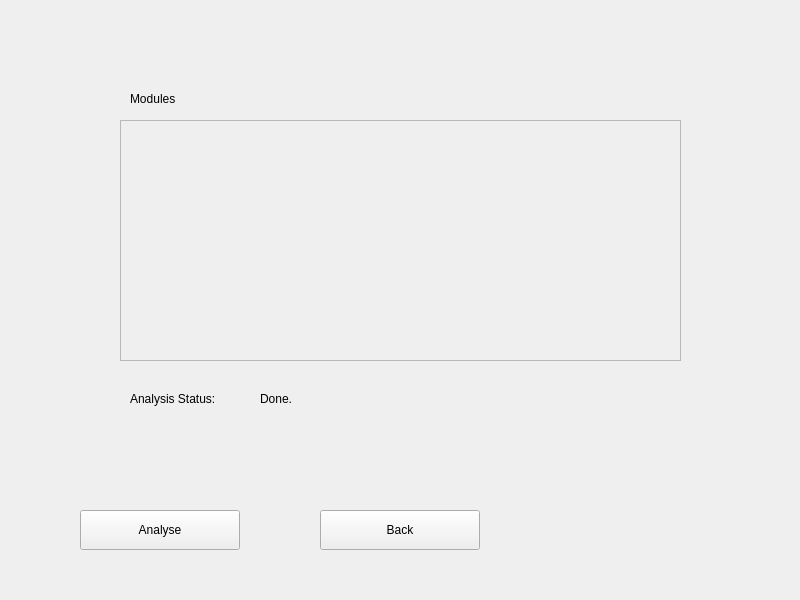
First picture: the form in csf/views/analysis.ui, repository tiagolb/CSF-old, before the edit.
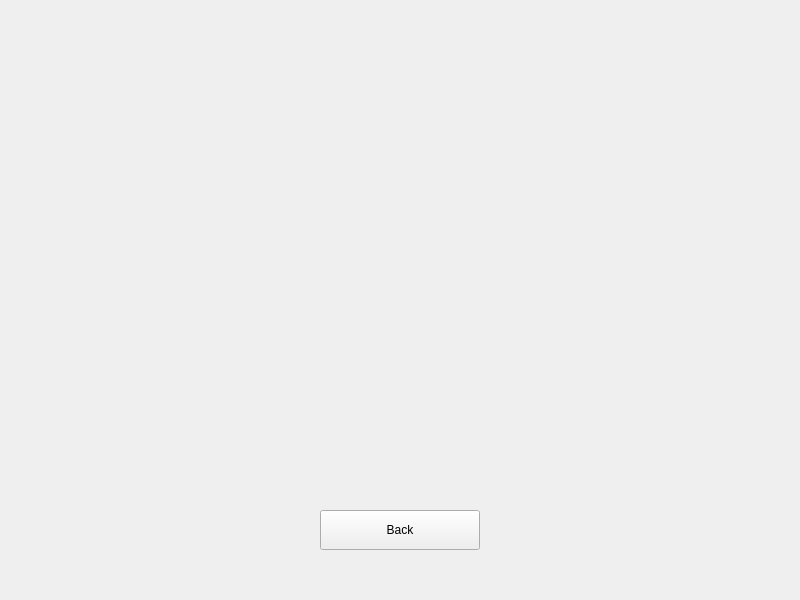
Second picture: the form after the edit.

Commit message: [ADD] Analysis results can now be shown in a webview window. Setup the ground for module selection and dump processing. Organized main.py

What changed in the file:
```diff
--- a/csf/views/analysis.ui
+++ b/csf/views/analysis.ui
@@ -13,55 +13,6 @@
   <property name="windowTitle">
    <string>Ramas Home</string>
   </property>
-  <widget class="QPushButton" name="pushButton">
-   <property name="geometry">
-    <rect>
-     <x>80</x>
-     <y>510</y>
-     <width>160</width>
-     <height>40</height>
-    </rect>
-   </property>
-   <property name="text">
-    <string>Analyse</string>
-   </property>
-  </widget>
-  <widget class="QScrollArea" name="scrollArea">
-   <property name="geometry">
-    <rect>
-     <x>120</x>
-     <y>120</y>
-     <width>561</width>
-     <height>241</height>
-    </rect>
-   </property>
-   <property name="widgetResizable">
-    <bool>true</bool>
-   </property>
-   <widget class="QWidget" name="scrollAreaWidgetContents">
-    <property name="geometry">
-     <rect>
-      <x>0</x>
-      <y>0</y>
-      <width>559</width>
-      <height>239</height>
-     </rect>
-    </property>
-   </widget>
-  </widget>
-  <widget class="QLabel" name="label">
-   <property name="geometry">
-    <rect>
-     <x>130</x>
-     <y>90</y>
-     <width>121</width>
-     <height>17</height>
-    </rect>
-   </property>
-   <property name="text">
-    <string>Modules</string>
-   </property>
-  </widget>
   <widget class="QPushButton" name="pushButton_3">
    <property name="geometry">
     <rect>
@@ -75,30 +26,14 @@
     <string>Back</string>
    </property>
   </widget>
-  <widget class="QLabel" name="label_2">
+  <widget class="QWidget" name="widget" native="true">
    <property name="geometry">
     <rect>
-     <x>130</x>
-     <y>390</y>
-     <width>121</width>
-     <height>17</height>
+     <x>0</x>
+     <y>0</y>
+     <width>801</width>
+     <height>501</height>
     </rect>
-   </property>
-   <property name="text">
-    <string>Analysis Status:</string>
-   </property>
-  </widget>
-  <widget class="QLabel" name="label_3">
-   <property name="geometry">
-    <rect>
-     <x>260</x>
-     <y>390</y>
-     <width>101</width>
-     <height>17</height>
-    </rect>
-   </property>
-   <property name="text">
-    <string>Done.</string>
    </property>
   </widget>
  </widget>
```
The commit also changes 7 other files.
